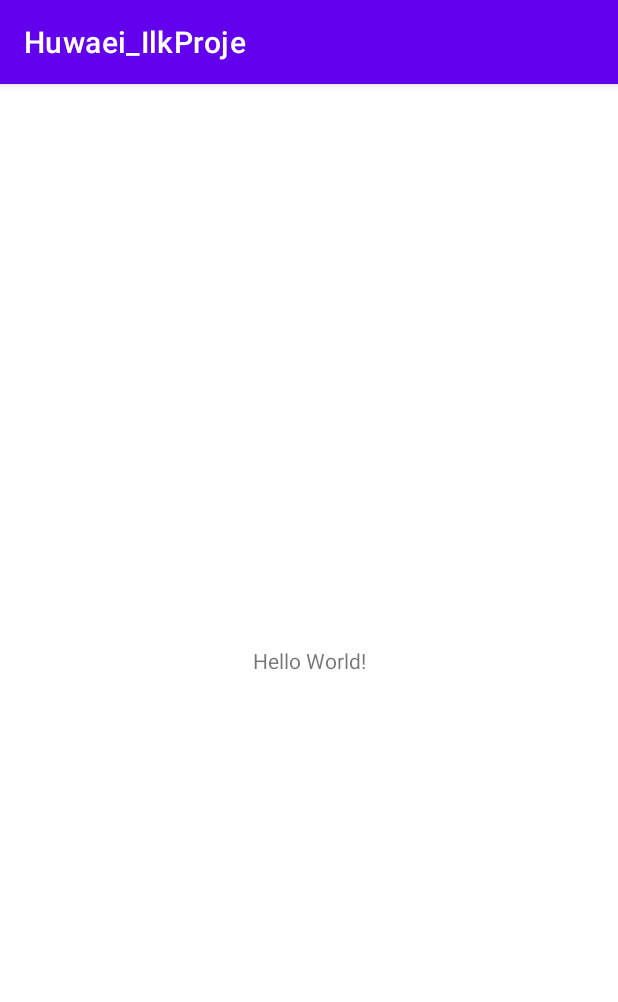
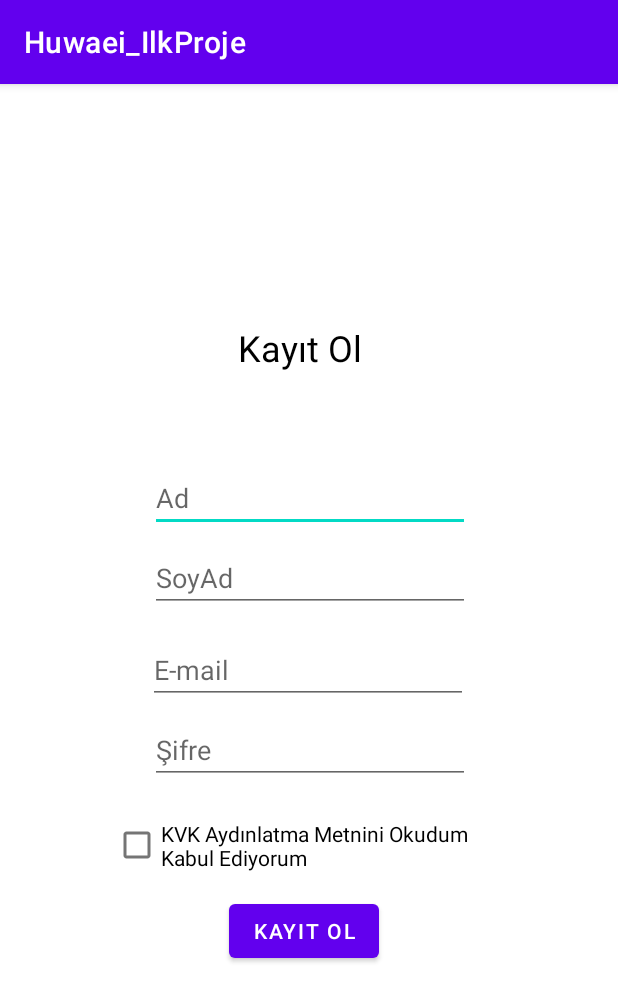
Before and after one commit to bulutlar164/Huawei_Project, an Android app: the screen it shows after launch (MainActivity), on a phone screen of 412 x 824 dp. Shown: the top 1002 px of the screen. Run offline under Robolectric (Android 15) with nearby library versions, the phone set to English and light mode, and no system bars.

Commit message:
singUp page and Navigatemap

```diff
--- a/app/src/main/java/com/example/huwaei_ilkproje/MainActivity.kt
+++ b/app/src/main/java/com/example/huwaei_ilkproje/MainActivity.kt
@@ -2,10 +2,13 @@ package com.example.huwaei_ilkproje
 
 import androidx.appcompat.app.AppCompatActivity
 import android.os.Bundle
+import com.example.huwaei_ilkproje.databinding.ActivityMainBinding
 
 class MainActivity : AppCompatActivity() {
     override fun onCreate(savedInstanceState: Bundle?) {
         super.onCreate(savedInstanceState)
-        setContentView(R.layout.activity_main)
+        //?????
+        val binding = ActivityMainBinding.inflate(layoutInflater)
+        setContentView(binding.root)
     }
 }
--- /dev/null
+++ b/app/src/main/java/com/example/huwaei_ilkproje/singUpFragment.kt
@@ -0,0 +1,113 @@
+package com.example.huwaei_ilkproje
+
+import android.os.Bundle
+import android.view.LayoutInflater
+import android.view.View
+import android.view.ViewGroup
+import android.widget.Button
+import android.widget.CheckBox
+import android.widget.TextView
+import android.widget.Toast
+import androidx.fragment.app.Fragment
+import androidx.navigation.fragment.findNavController
+import java.util.regex.Matcher
+import java.util.regex.Pattern
+
+
+class singUpFragment : Fragment() {
+
+    override fun onCreate(savedInstanceState: Bundle?) {
+        super.onCreate(savedInstanceState)
+
+    }
+
+    override fun onCreateView(
+        inflater: LayoutInflater, container: ViewGroup?,
+        savedInstanceState: Bundle?
+    ): View? {
+        // Inflate the layout for this fragment
+        val view = inflater.inflate(R.layout.fragment_sing_up, container, false)
+
+        // Tanımlar
+        val textAd = view.findViewById<TextView>(R.id.editTextAd)
+        val textSoyAd = view.findViewById<TextView>(R.id.editTextSoyAd)
+        val textEmail = view.findViewById<TextView>(R.id.editTextEmail)
+        val textSifre = view.findViewById<TextView>(R.id.editTextTextSifre)
+        val checkBoxKVK = view.findViewById<CheckBox>(R.id.checkBoxKvk)
+        val buttonKayit = view.findViewById<Button>(R.id.buttonKaydet)
+        //
+
+        //Action
+        val action = singUpFragmentDirections.actionSingUpFragmentToSiparisDetay()
+
+        //
+
+        buttonKayit.setOnClickListener(){
+            //Check Ad
+            if(textAd.text.toString() != "")
+            {
+                //Check SoyAd
+               if(textSoyAd.text.toString() != "")
+               {
+                   //Check Email
+                   if(emailValidator(textEmail.text.toString()))
+                   {
+                       //Check Sifre
+                       if(textSifre.text != null)
+                       {
+                           //Check KVK
+                           if(checkBoxKVK.isChecked)
+                           {
+                               findNavController().navigate(action)
+
+                           }
+                           else
+                           {
+                               Toast.makeText(activity,"KVK Aydınlatma Metnini Onaylayın",Toast.LENGTH_SHORT).show()
+                           }
+
+                       }
+                       else
+                       {
+                           Toast.makeText(activity,"Şifre Giriniz",Toast.LENGTH_SHORT).show()
+                       }
+
+                   }
+                   else
+                   {
+                       Toast.makeText(activity,"Email Giriniz",Toast.LENGTH_SHORT).show()
+                   }
+
+               }
+               else
+               {
+                   Toast.makeText(activity,"SoyAdınızı Giriniz",Toast.LENGTH_SHORT).show()
+               }
+
+            }
+            else
+            {
+                Toast.makeText(activity,"Adınızı Giriniz",Toast.LENGTH_SHORT).show()
+            }
+        }
+
+
+
+
+
+
+        return view
+
+    }
+
+    fun emailValidator(email: String?): Boolean {
+        val pattern: Pattern
+        val matcher: Matcher
+        val EMAIL_PATTERN =
+            "^[_A-Za-z0-9-]+(\\.[_A-Za-z0-9-]+)*@yalova.edu.tr"
+        pattern = Pattern.compile(EMAIL_PATTERN)
+        matcher = pattern.matcher(email)
+        return matcher.matches()
+    }
+
+}
--- /dev/null
+++ b/app/src/main/java/com/example/huwaei_ilkproje/siparisDetay.kt
@@ -0,0 +1,28 @@
+package com.example.huwaei_ilkproje
+
+import android.os.Bundle
+import androidx.fragment.app.Fragment
+import android.view.LayoutInflater
+import android.view.View
+import android.view.ViewGroup
+
+
+class siparisDetay : Fragment() {
+
+
+    override fun onCreate(savedInstanceState: Bundle?) {
+        super.onCreate(savedInstanceState)
+
+    }
+
+    override fun onCreateView(
+        inflater: LayoutInflater, container: ViewGroup?,
+        savedInstanceState: Bundle?
+    ): View? {
+        // Inflate the layout for this fragment
+        return inflater.inflate(R.layout.fragment_siparis_detay, container, false)
+    }
+
+
+
+}
--- a/app/src/main/res/layout/activity_main.xml
+++ b/app/src/main/res/layout/activity_main.xml
@@ -6,13 +6,16 @@
     android:layout_height="match_parent"
     tools:context=".MainActivity">
 
-    <TextView
-        android:layout_width="wrap_content"
-        android:layout_height="wrap_content"
-        android:text="Hello World!"
+
+    <androidx.fragment.app.FragmentContainerView
+        android:id="@+id/fragmentContainerView"
+        android:name="androidx.navigation.fragment.NavHostFragment"
+        android:layout_width="409dp"
+        android:layout_height="729dp"
+        app:defaultNavHost="true"
         app:layout_constraintBottom_toBottomOf="parent"
-        app:layout_constraintLeft_toLeftOf="parent"
-        app:layout_constraintRight_toRightOf="parent"
-        app:layout_constraintTop_toTopOf="parent" />
-
+        app:layout_constraintEnd_toEndOf="parent"
+        app:layout_constraintStart_toStartOf="parent"
+        app:layout_constraintTop_toTopOf="parent"
+        app:navGraph="@navigation/navigation_map" />
 </androidx.constraintlayout.widget.ConstraintLayout>
--- /dev/null
+++ b/app/src/main/res/layout/fragment_sing_up.xml
@@ -0,0 +1,98 @@
+<?xml version="1.0" encoding="utf-8"?>
+<androidx.constraintlayout.widget.ConstraintLayout xmlns:android="http://schemas.android.com/apk/res/android"
+    xmlns:app="http://schemas.android.com/apk/res-auto"
+    xmlns:tools="http://schemas.android.com/tools"
+    android:layout_width="match_parent"
+    android:layout_height="match_parent"
+    tools:context=".singUpFragment">
+
+
+    <TextView
+        android:id="@+id/textView"
+        android:layout_width="95dp"
+        android:layout_height="34dp"
+        android:layout_marginTop="124dp"
+        android:text="Kayıt Ol"
+        android:textColor="@color/black"
+        android:textSize="24dp"
+        app:layout_constraintBottom_toTopOf="@+id/editTextAd"
+        app:layout_constraintEnd_toEndOf="parent"
+        app:layout_constraintStart_toStartOf="parent"
+        app:layout_constraintTop_toTopOf="parent"
+        app:layout_constraintVertical_bias="0.212" />
+
+    <EditText
+        android:id="@+id/editTextAd"
+        android:layout_width="wrap_content"
+        android:layout_height="wrap_content"
+        android:layout_marginBottom="8dp"
+        android:ems="10"
+        android:hint="Ad"
+        android:inputType="textPersonName"
+        app:layout_constraintBottom_toTopOf="@+id/editTextSoyAd"
+        app:layout_constraintEnd_toEndOf="parent"
+        app:layout_constraintHorizontal_bias="0.502"
+        app:layout_constraintStart_toStartOf="parent" />
+
+    <EditText
+        android:id="@+id/editTextTextSifre"
+        android:layout_width="wrap_content"
+        android:layout_height="wrap_content"
+        android:layout_marginBottom="16dp"
+        android:ems="10"
+        android:hint="Şifre"
+        android:inputType="textPersonName"
+        app:layout_constraintBottom_toTopOf="@+id/checkBoxKvk"
+        app:layout_constraintEnd_toEndOf="parent"
+        app:layout_constraintHorizontal_bias="0.502"
+        app:layout_constraintStart_toStartOf="parent" />
+
+    <EditText
+        android:id="@+id/editTextEmail"
+        android:layout_width="wrap_content"
+        android:layout_height="wrap_content"
+        android:layout_marginBottom="8dp"
+        android:ems="10"
+        android:hint="E-mail"
+        android:inputType="textPersonName"
+        android:text=""
+        app:layout_constraintBottom_toTopOf="@+id/editTextTextSifre"
+        app:layout_constraintEnd_toEndOf="parent"
+        app:layout_constraintHorizontal_bias="0.497"
+        app:layout_constraintStart_toStartOf="parent" />
+
+    <CheckBox
+        android:id="@+id/checkBoxKvk"
+        android:layout_width="261dp"
+        android:layout_height="50dp"
+        android:layout_marginBottom="8dp"
+        android:text="KVK Aydınlatma Metnini Okudum Kabul Ediyorum"
+        app:layout_constraintBottom_toTopOf="@+id/buttonKaydet"
+        app:layout_constraintEnd_toEndOf="parent"
+        app:layout_constraintStart_toStartOf="parent" />
+
+    <Button
+        android:id="@+id/buttonKaydet"
+        android:layout_width="wrap_content"
+        android:layout_height="wrap_content"
+        android:layout_marginBottom="160dp"
+        android:text="Kayıt Ol"
+        app:layout_constraintBottom_toBottomOf="parent"
+        app:layout_constraintEnd_toEndOf="parent"
+        app:layout_constraintHorizontal_bias="0.49"
+        app:layout_constraintStart_toStartOf="parent" />
+
+    <EditText
+        android:id="@+id/editTextSoyAd"
+        android:layout_width="wrap_content"
+        android:layout_height="wrap_content"
+        android:layout_marginBottom="16dp"
+        android:ems="10"
+        android:hint="SoyAd"
+        android:inputType="textPersonName"
+        app:layout_constraintBottom_toTopOf="@+id/editTextEmail"
+        app:layout_constraintEnd_toEndOf="parent"
+        app:layout_constraintHorizontal_bias="0.502"
+        app:layout_constraintStart_toStartOf="parent" />
+
+</androidx.constraintlayout.widget.ConstraintLayout>
--- /dev/null
+++ b/app/src/main/res/layout/fragment_siparis_detay.xml
@@ -0,0 +1,14 @@
+<?xml version="1.0" encoding="utf-8"?>
+<FrameLayout xmlns:android="http://schemas.android.com/apk/res/android"
+    xmlns:tools="http://schemas.android.com/tools"
+    android:layout_width="match_parent"
+    android:layout_height="match_parent"
+    tools:context=".siparisDetay">
+
+    <!-- TODO: Update blank fragment layout -->
+    <TextView
+        android:layout_width="match_parent"
+        android:layout_height="match_parent"
+        android:text="@string/hello_blank_fragment" />
+
+</FrameLayout>
--- /dev/null
+++ b/app/src/main/res/navigation/navigation_map.xml
@@ -0,0 +1,22 @@
+<?xml version="1.0" encoding="utf-8"?>
+<navigation xmlns:android="http://schemas.android.com/apk/res/android"
+    xmlns:app="http://schemas.android.com/apk/res-auto"
+    xmlns:tools="http://schemas.android.com/tools"
+    android:id="@+id/navigation_map"
+    app:startDestination="@id/singUpFragment">
+
+    <fragment
+        android:id="@+id/singUpFragment"
+        android:name="com.example.huwaei_ilkproje.singUpFragment"
+        android:label="fragment_sing_up"
+        tools:layout="@layout/fragment_sing_up" >
+        <action
+            android:id="@+id/action_singUpFragment_to_siparisDetay"
+            app:destination="@id/siparisDetay" />
+    </fragment>
+    <fragment
+        android:id="@+id/siparisDetay"
+        android:name="com.example.huwaei_ilkproje.siparisDetay"
+        android:label="fragment_siparis_detay"
+        tools:layout="@layout/fragment_siparis_detay" />
+</navigation>
--- a/app/src/main/res/values/strings.xml
+++ b/app/src/main/res/values/strings.xml
@@ -1,3 +1,5 @@
 <resources>
     <string name="app_name">Huwaei_IlkProje</string>
+    <!-- TODO: Remove or change this placeholder text -->
+    <string name="hello_blank_fragment">Hello blank fragment</string>
 </resources>
--- a/build.gradle
+++ b/build.gradle
@@ -1,4 +1,13 @@
 // Top-level build file where you can add configuration options common to all sub-projects/modules.
+buildscript {
+    repositories {
+        google()
+    }
+    dependencies {
+        classpath("androidx.navigation:navigation-safe-args-gradle-plugin:2.4.2")
+    }
+}
+
 plugins {
     id 'com.android.application' version '7.1.1' apply false
     id 'com.android.library' version '7.1.1' apply false
```
Also changed, not shown: app/build.gradle (+16 -0 lines).
